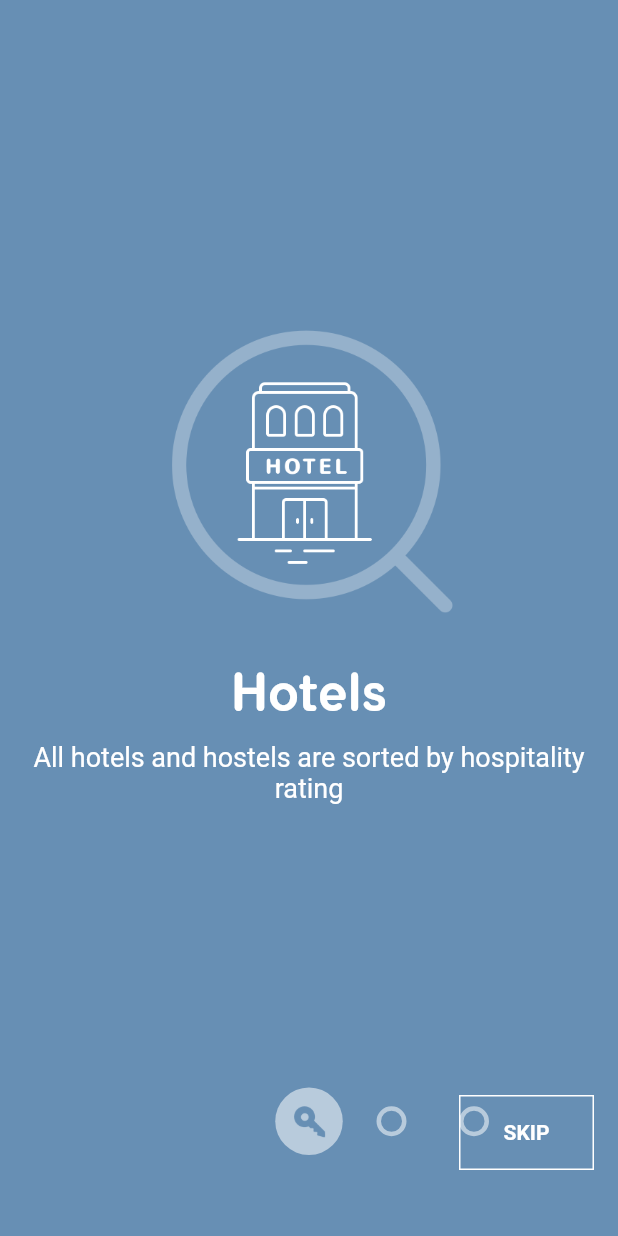
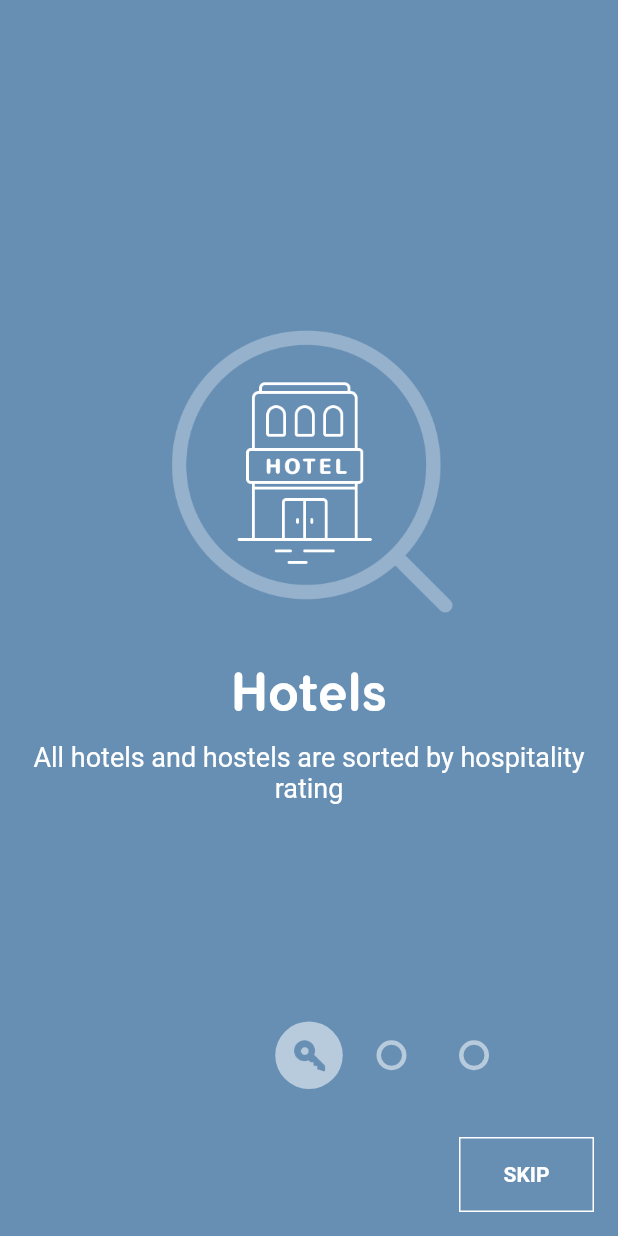
Before and after one commit to adesugbaa/fluttery_demo, a Flutter app: the screen it shows after launch, on a phone screen of 412 x 824 dp. Run offline on Flutter 3.47's test engine with Material 2 defaults, Android fonts, the phone set to English and light mode, and no system bars; our stand-ins replace shared_preferences; missing offline and left inert: fluttery, fluttery_audio, spritewidget.

Commit message:
Minor UI tweaks for Android

```diff
--- a/lib/screens/reveal/ui/action_button.dart
+++ b/lib/screens/reveal/ui/action_button.dart
@@ -15,7 +15,7 @@ class ActionButton extends StatelessWidget {
   @override
   Widget build(BuildContext context) {
     return Positioned(
-      bottom: 44.0,
+      bottom: 16.0,
       right: 16.0,
       child: Container(
         decoration: BoxDecoration(
--- a/lib/screens/reveal/ui/pager_indicator.dart
+++ b/lib/screens/reveal/ui/pager_indicator.dart
@@ -71,7 +71,7 @@ class PagerIndicator extends StatelessWidget {
           ),
 
           SizedBox(
-            height: 44.0,
+            height: 88.0,
           ),
         ]
       ),
--- a/lib/screens/timer/ui/egg_timer_time_display.dart
+++ b/lib/screens/timer/ui/egg_timer_time_display.dart
@@ -79,7 +79,7 @@ class _EggTimerTimeDisplayState extends State<EggTimerTimeDisplay> with TickerPr
     }
 
     return Padding(
-      padding: const EdgeInsets.only(top: 80.0),
+      padding: const EdgeInsets.only(top: 10.0),
       child: Stack(
         alignment: Alignment.center,
         children: [
```
